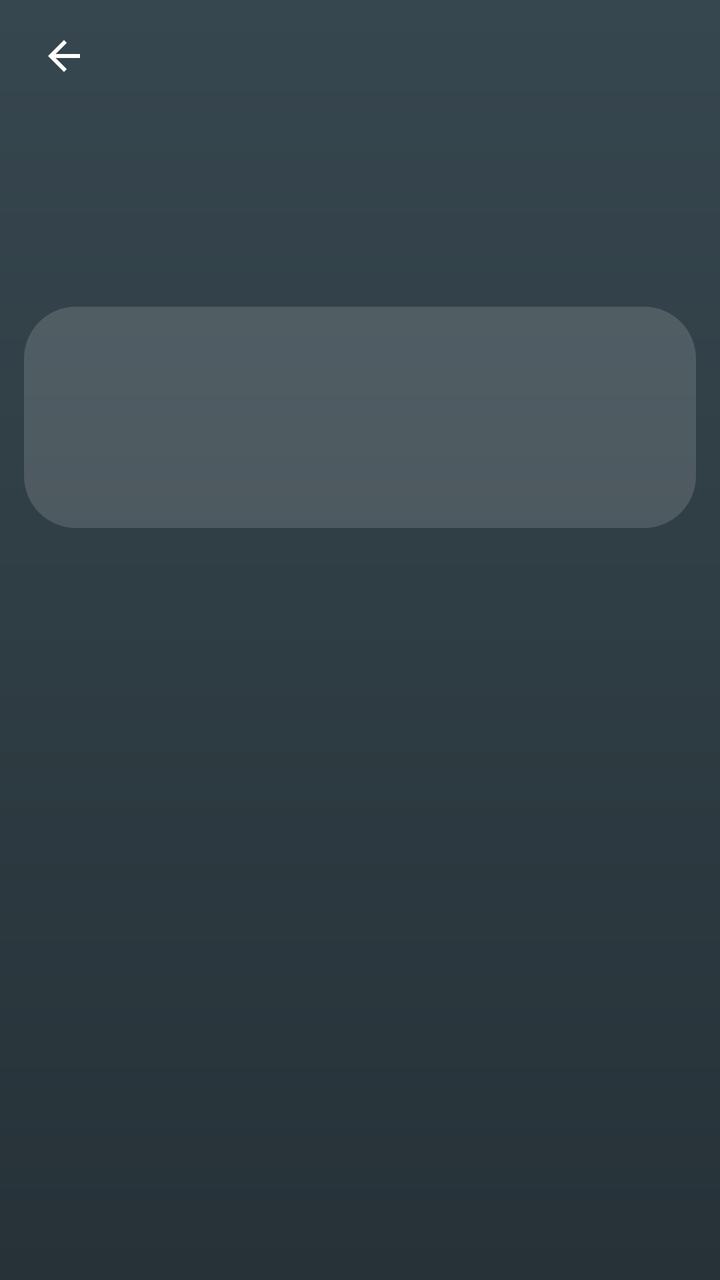
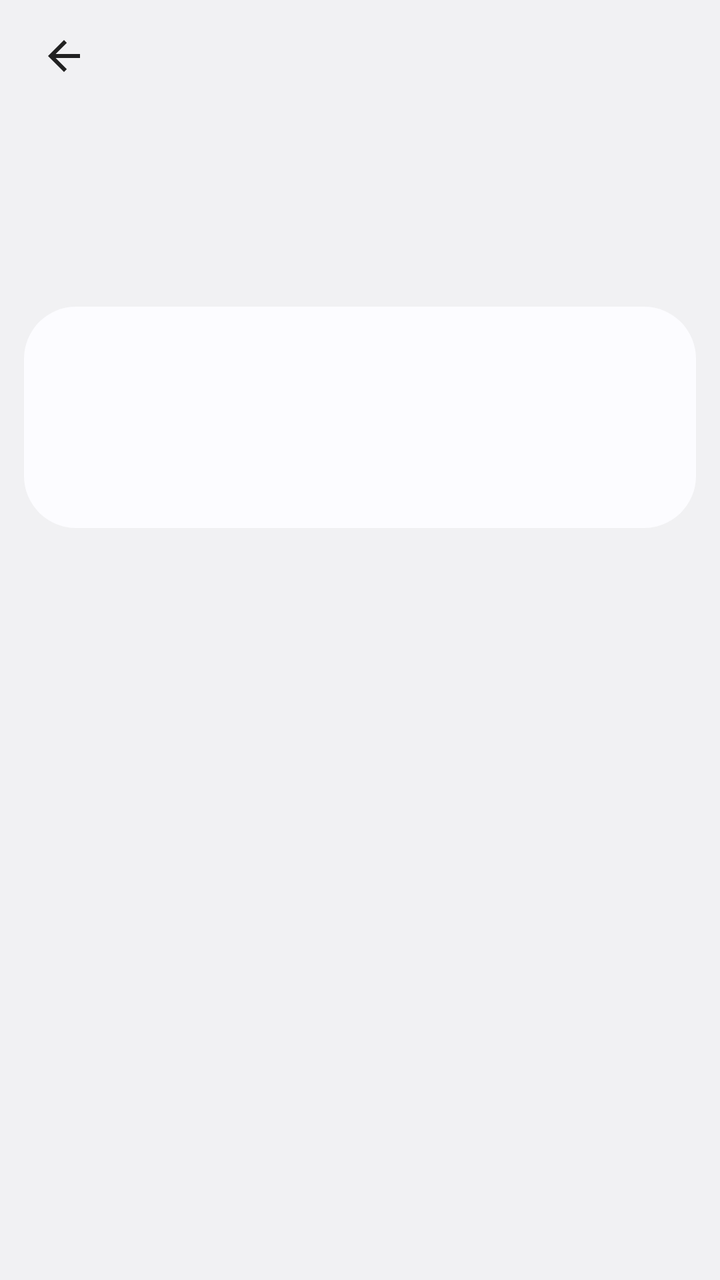

Screens rendered from an Android XML layout before and after an edit, with the pre-edit source and the edit as a unified diff.
<!-- AndroidManifest.xml: another module's application theme Study.Theme.AppCompat.Weather -->
<!-- res/layout/study_text_fragment.xml -->
<?xml version="1.0" encoding="utf-8"?>
<LinearLayout xmlns:android="http://schemas.android.com/apk/res/android"
    android:id="@+id/fragment_root"
    android:layout_width="match_parent"
    android:layout_height="match_parent"
    android:orientation="vertical">

    <include layout="@layout/study_screen_toolbar" />

    <ScrollView
        android:layout_width="match_parent"
        android:layout_height="0dp"
        android:layout_weight="1">

        <LinearLayout
            android:id="@+id/text_container"
            android:layout_width="match_parent"
            android:layout_height="wrap_content"
            android:orientation="vertical"
            android:paddingHorizontal="@dimen/study_oneui_screen_margin"
            android:paddingBottom="24dp">

            <LinearLayout
                android:layout_width="match_parent"
                android:layout_height="wrap_content"
                android:background="@drawable/study_oneui_card"
                android:orientation="vertical"
                android:padding="24dp">

                <TextView
                    android:id="@+id/text_headline"
                    android:layout_width="match_parent"
                    android:layout_height="wrap_content"
                    android:layout_marginBottom="10dp"
                    android:textAppearance="@style/Study.OneUi.Headline" />

                <TextView
                    android:id="@+id/text_body"
                    android:layout_width="match_parent"
                    android:layout_height="wrap_content"
                    android:lineSpacingMultiplier="1.3"
                    android:textAppearance="@style/Study.OneUi.Body"
                    android:textIsSelectable="true" />
            </LinearLayout>

            <Button
                android:id="@+id/text_action"
                style="?android:attr/borderlessButtonStyle"
                android:layout_width="match_parent"
                android:layout_height="60dp"
                android:layout_marginTop="12dp"
                android:background="@drawable/study_oneui_card_selectable"
                android:gravity="start|center_vertical"
                android:paddingHorizontal="24dp"
                android:textAllCaps="false"
                android:textColor="#FFFFFFFF"
                android:textSize="17sp"
                android:visibility="gone" />
        </LinearLayout>
    </ScrollView>
</LinearLayout>
<!-- res/layout/study_screen_toolbar.xml (included above) -->
<?xml version="1.0" encoding="utf-8"?>
<LinearLayout xmlns:android="http://schemas.android.com/apk/res/android"
    android:id="@+id/screen_toolbar"
    android:layout_width="match_parent"
    android:layout_height="wrap_content"
    android:orientation="vertical">

    <LinearLayout
        android:layout_width="match_parent"
        android:layout_height="56dp"
        android:gravity="center_vertical"
        android:orientation="horizontal"
        android:paddingHorizontal="8dp">

        <ImageButton
            android:id="@+id/screen_back"
            android:layout_width="48dp"
            android:layout_height="48dp"
            android:background="?attr/selectableItemBackgroundBorderless"
            android:contentDescription="@string/study_action_back"
            android:src="@drawable/study_ic_back" />

        <View
            android:layout_width="0dp"
            android:layout_height="1dp"
            android:layout_weight="1" />

        <ImageButton
            android:id="@+id/screen_action_secondary"
            android:layout_width="48dp"
            android:layout_height="48dp"
            android:background="?attr/selectableItemBackgroundBorderless"
            android:contentDescription="@null"
            android:visibility="gone" />

        <ImageButton
            android:id="@+id/screen_action_primary"
            android:layout_width="48dp"
            android:layout_height="48dp"
            android:background="?attr/selectableItemBackgroundBorderless"
            android:contentDescription="@null"
            android:visibility="gone" />
    </LinearLayout>

    <TextView
        android:id="@+id/screen_title"
        android:layout_width="match_parent"
        android:layout_height="wrap_content"
        android:ellipsize="end"
        android:maxLines="2"
        android:paddingHorizontal="24dp"
        android:paddingTop="28dp"
        android:paddingBottom="24dp"
        android:textAppearance="@style/Study.OneUi.ScreenTitle" />
</LinearLayout>
<!-- resources referenced by this layout -->
<resources>
  <dimen name="study_oneui_screen_margin">12dp</dimen>
  <!-- drawable study_ic_back (drawable) -->
  <?xml version="1.0" encoding="utf-8"?>
  <vector xmlns:android="http://schemas.android.com/apk/res/android"
      android:width="24dp"
      android:height="24dp"
      android:viewportWidth="24"
      android:viewportHeight="24">
      <path android:fillColor="#FFFFFFFF" android:pathData="M20,11H7.83l5.59,-5.59L12,4l-8,8 8,8 1.41,-1.41L7.83,13H20v-2z" />
  </vector>
  <!-- drawable study_oneui_card (drawable) -->
  <?xml version="1.0" encoding="utf-8"?>
  <shape xmlns:android="http://schemas.android.com/apk/res/android" android:shape="rectangle">
      <corners android:radius="@dimen/study_oneui_card_radius" />
      <solid android:color="@color/study_oneui_card" />
  </shape>
  <!-- drawable study_oneui_card_selectable (drawable) -->
  <?xml version="1.0" encoding="utf-8"?>
  <ripple xmlns:android="http://schemas.android.com/apk/res/android" android:color="@color/study_oneui_card_pressed">
      <item>
          <shape android:shape="rectangle">
              <corners android:radius="@dimen/study_oneui_card_radius" />
              <solid android:color="@color/study_oneui_card" />
          </shape>
      </item>
  </ripple>
  <string name="study_action_back">Back</string>
  <style name="Study.OneUi.Body" parent="TextAppearance.AppCompat">
          <item name="android:textSize">15sp</item>
          <item name="android:textColor">@color/study_oneui_text_primary</item>
      </style>
  <style name="Study.OneUi.Headline" parent="TextAppearance.AppCompat">
          <item name="android:textSize">24sp</item>
          <item name="android:textColor">@color/study_oneui_text_primary</item>
      </style>
  <style name="Study.OneUi.ScreenTitle" parent="TextAppearance.AppCompat">
          <item name="android:textSize">34sp</item>
          <item name="android:textColor">@color/study_oneui_text_primary</item>
          <item name="android:fontFamily">sans-serif</item>
      </style>
  <style name="Study.Theme.AppCompat.Weather" parent="Theme.AppCompat.NoActionBar">
          <item name="android:windowLayoutInDisplayCutoutMode">shortEdges</item>
          <item name="android:statusBarColor">@android:color/transparent</item>
          <item name="android:windowBackground">@drawable/study_splash_gradient_default</item>
          <item name="android:navigationBarColor">@android:color/transparent</item>
          <item name="colorAccent">#FFFFFFFF</item>
          <item name="alertDialogTheme">@style/Study.OneUi.Dialog</item>
      </style>
  <dimen name="study_oneui_card_radius">26dp</dimen>
  <color name="study_oneui_card">#24FFFFFF</color>
  <color name="study_oneui_card_pressed">#3DFFFFFF</color>
  <color name="study_oneui_text_primary">#FFFFFFFF</color>
  <!-- drawable study_splash_gradient_default (drawable) -->
  <?xml version="1.0" encoding="utf-8"?>
  <shape xmlns:android="http://schemas.android.com/apk/res/android" android:shape="rectangle">
      <gradient
          android:angle="270"
          android:startColor="#FF37474F"
          android:endColor="#FF263238"
          android:type="linear" />
  </shape>
  <style name="Study.OneUi.Dialog" parent="Theme.AppCompat.Dialog.Alert">
          <item name="android:windowBackground">@drawable/study_oneui_dialog_background</item>
          <item name="colorAccent">@color/study_oneui_accent</item>
          <item name="android:windowMinWidthMajor">92%</item>
          <item name="android:windowMinWidthMinor">92%</item>
      </style>
  <!-- drawable study_oneui_dialog_background (drawable) -->
  <?xml version="1.0" encoding="utf-8"?>
  <inset xmlns:android="http://schemas.android.com/apk/res/android" android:insetBottom="20dp">
      <shape android:shape="rectangle">
          <corners android:radius="@dimen/study_oneui_card_radius" />
          <solid android:color="@color/study_oneui_dialog" />
      </shape>
  </inset>
  <color name="study_oneui_accent">#FF9CC2FF</color>
  <color name="study_oneui_dialog">#FF252A31</color>
</resources>

<!-- the commit's change to res/layout/study_text_fragment.xml (unified diff, before → after) -->
@@ -53,7 +53,7 @@
                 android:gravity="start|center_vertical"
                 android:paddingHorizontal="24dp"
                 android:textAllCaps="false"
-                android:textColor="#FFFFFFFF"
+                android:textColor="@color/study_oneui_text_primary"
                 android:textSize="17sp"
                 android:visibility="gone" />
         </LinearLayout>
@@ -62,6 +62,7 @@
 <!-- res/layout/study_screen_toolbar.xml (included above) -->
 <?xml version="1.0" encoding="utf-8"?>
 <LinearLayout xmlns:android="http://schemas.android.com/apk/res/android"
+    xmlns:app="http://schemas.android.com/apk/res-auto"
     android:id="@+id/screen_toolbar"
     android:layout_width="match_parent"
     android:layout_height="wrap_content"
@@ -80,7 +81,8 @@
             android:layout_height="48dp"
             android:background="?attr/selectableItemBackgroundBorderless"
             android:contentDescription="@string/study_action_back"
-            android:src="@drawable/study_ic_back" />
+            android:src="@drawable/study_ic_back"
+            app:tint="@color/study_oneui_text_primary" />
 
         <View
             android:layout_width="0dp"
@@ -93,7 +95,8 @@
             android:layout_height="48dp"
             android:background="?attr/selectableItemBackgroundBorderless"
             android:contentDescription="@null"
-            android:visibility="gone" />
+            android:visibility="gone"
+            app:tint="@color/study_oneui_text_primary" />
 
         <ImageButton
             android:id="@+id/screen_action_primary"
@@ -101,7 +104,8 @@
             android:layout_height="48dp"
             android:background="?attr/selectableItemBackgroundBorderless"
             android:contentDescription="@null"
-            android:visibility="gone" />
+            android:visibility="gone"
+            app:tint="@color/study_oneui_text_primary" />
     </LinearLayout>
 
     <TextView
<!-- resource entries referenced after the edit -->
@@ -40,27 +40,21 @@
           <item name="android:textColor">@color/study_oneui_text_primary</item>
           <item name="android:fontFamily">sans-serif</item>
       </style>
-  <style name="Study.Theme.AppCompat.Weather" parent="Theme.AppCompat.NoActionBar">
+  <style name="Study.Theme.AppCompat.Weather" parent="Theme.AppCompat.DayNight.NoActionBar">
           <item name="android:windowLayoutInDisplayCutoutMode">shortEdges</item>
+          <item name="android:windowBackground">@color/study_oneui_background</item>
           <item name="android:statusBarColor">@android:color/transparent</item>
-          <item name="android:windowBackground">@drawable/study_splash_gradient_default</item>
           <item name="android:navigationBarColor">@android:color/transparent</item>
-          <item name="colorAccent">#FFFFFFFF</item>
+          <item name="android:windowLightStatusBar">@bool/study_window_light_status_bar</item>
+          <item name="colorPrimary">@color/study_oneui_accent</item>
+          <item name="colorAccent">@color/study_oneui_accent</item>
           <item name="alertDialogTheme">@style/Study.OneUi.Dialog</item>
       </style>
   <dimen name="study_oneui_card_radius">26dp</dimen>
-  <color name="study_oneui_card">#24FFFFFF</color>
-  <color name="study_oneui_card_pressed">#3DFFFFFF</color>
-  <color name="study_oneui_text_primary">#FFFFFFFF</color>
-  <!-- drawable study_splash_gradient_default (drawable) -->
-  <?xml version="1.0" encoding="utf-8"?>
-  <shape xmlns:android="http://schemas.android.com/apk/res/android" android:shape="rectangle">
-      <gradient
-          android:angle="270"
-          android:startColor="#FF37474F"
-          android:endColor="#FF263238"
-          android:type="linear" />
-  </shape>
+  <color name="study_oneui_card">#fcfcff</color>
+  <color name="study_oneui_card_pressed">#14000000</color>
+  <color name="study_oneui_background">#f1f1f3</color>
+  <color name="study_oneui_text_primary">#de000000</color>
   <style name="Study.OneUi.Dialog" parent="Theme.AppCompat.Dialog.Alert">
           <item name="android:windowBackground">@drawable/study_oneui_dialog_background</item>
           <item name="colorAccent">@color/study_oneui_accent</item>
@@ -75,7 +69,7 @@
           <solid android:color="@color/study_oneui_dialog" />
       </shape>
   </inset>
-  <color name="study_oneui_accent">#FF9CC2FF</color>
-  <color name="study_oneui_dialog">#FF252A31</color>
+  <color name="study_oneui_accent">#387aff</color>
+  <color name="study_oneui_dialog">#fcfcff</color>
 </resources>
 
